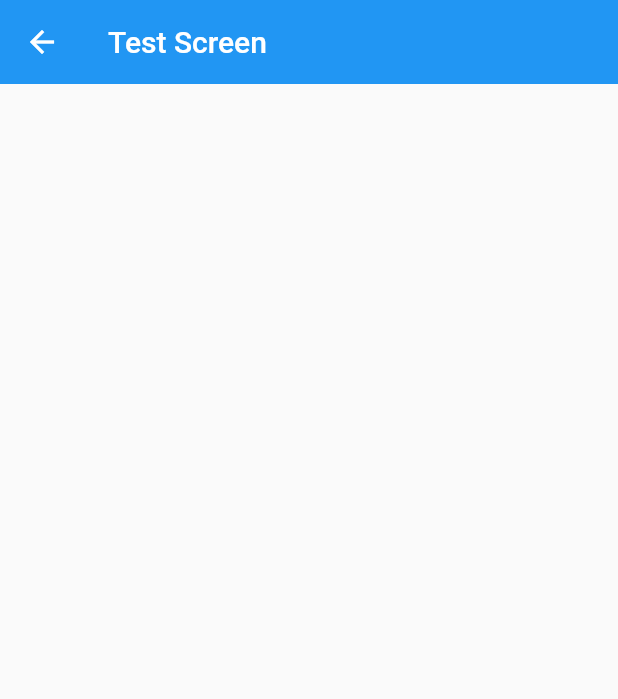
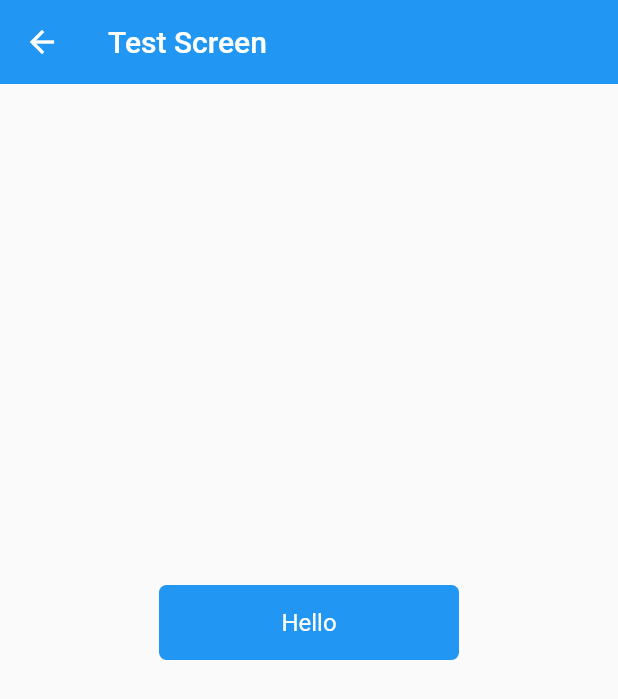
Before and after one commit to nqminh2417/flutter_practice, a Flutter app: the TestScreen screen opened directly, on a phone screen of 412 x 824 dp. Shown: the top 699 px of the screen. Run offline on Flutter 3.47's test engine with Material 2 defaults, Android fonts, the phone set to English and light mode, and no system bars; our stand-ins replace cloud_firestore, firebase_auth, firebase_core, flutter_html; missing offline and left inert: moment_dart; accounts and stored records are empty.

Commit message:
add radio button right, add more themes, fix switch themes

```diff
--- a/lib/screens/test_screen.dart
+++ b/lib/screens/test_screen.dart
@@ -1,5 +1,7 @@
 import 'package:flutter/material.dart';
-import 'package:flutter_practice/models/progress_summertime_saga.dart';
+import 'package:provider/provider.dart';
+
+import '../providers/theme_provider.dart';
 
 class TestScreen extends StatefulWidget {
   const TestScreen({super.key});
@@ -9,20 +11,47 @@ class TestScreen extends StatefulWidget {
 }
 
 class _TestScreenState extends State<TestScreen> {
-  ProgressSummertimeSaga? progressData;
+  late ThemeProvider themeProvider;
 
   @override
   void initState() {
     super.initState();
+    themeProvider = Provider.of<ThemeProvider>(context, listen: false);
   }
 
   @override
   Widget build(BuildContext context) {
+    themeProvider = Provider.of<ThemeProvider>(context);
     return Scaffold(
-        appBar: AppBar(
-          title: const Text('Test Screen'),
+      appBar: AppBar(
+        title: const Text('Test Screen'),
+      ),
+      body: Center(
+        child: Column(
+          mainAxisAlignment: MainAxisAlignment.center,
+          children: [
+            GestureDetector(
+              onTap: () {
+
+              },
+              child: Container(
+                decoration: BoxDecoration(
+                    color: Colors.blue, borderRadius: BorderRadius.circular(5)),
+                height: 50,
+                width: 200,
+                child: const Center(
+                    child: Text(
+                  "Hello",
+                  style: TextStyle(color: Colors.white, fontSize: 16),
+                )),
+              ),
+            ),
+            const SizedBox(
+              height: 50,
+            ),
+          ],
         ),
-        body: null,
-        );
+      ),
+    );
   }
 }
--- a/lib/utils/constants.dart
+++ b/lib/utils/constants.dart
@@ -1,3 +1,5 @@
+enum ThemeOption { light, dark, dimTwitter, nightTelegram }
+
 class Constants {
   static const String appName = "Flutter Demo";
 }
--- /dev/null
+++ b/lib/utils/themes.dart
@@ -0,0 +1,61 @@
+import 'package:flutter/material.dart';
+
+class AppThemes {
+  static final lightTheme = ThemeData.light().copyWith(
+    // Add any additional properties or overrides here
+    appBarTheme: const AppBarTheme(elevation: 0),
+    listTileTheme: const ListTileThemeData(
+        iconColor: Colors.black, textColor: Colors.black),
+    // Other theme properties...
+  );
+
+  static final darkTheme = ThemeData.dark().copyWith(
+    // Add any additional properties or overrides here
+    appBarTheme: const AppBarTheme(elevation: 0),
+    // Other theme properties...
+  );
+
+  static final dimTwitterTheme = ThemeData(
+    // Add any additional properties or overrides here
+    brightness: Brightness.dark,
+    // primaryColor: const Color(0xff16202a),
+    scaffoldBackgroundColor: const Color(0xff16202a),
+    appBarTheme: const AppBarTheme(
+      color: Color(0xff16202a),
+      elevation: 0,
+      iconTheme: IconThemeData(color: Colors.white),
+    ),
+    iconTheme: const IconThemeData(
+      color: Colors.white, // Set the desired color for icons
+    ),
+    drawerTheme: const DrawerThemeData(backgroundColor: Color(0xff16202a)),
+    bottomSheetTheme: const BottomSheetThemeData(
+      modalBackgroundColor: Color(0xff16202a),
+    ),
+    listTileTheme: const ListTileThemeData(
+        iconColor: Colors.white, textColor: Colors.white),
+    // Other theme properties...
+  );
+
+  static final nightTelegramTheme = ThemeData(
+    // Add any additional properties or overrides here
+    brightness: Brightness.dark,
+    // primaryColor: const Color(0xff1c242f),
+    scaffoldBackgroundColor: const Color(0xff1d2733),
+    appBarTheme: const AppBarTheme(
+      color: Color(0xff262e39),
+      elevation: 0,
+      iconTheme: IconThemeData(color: Colors.white),
+    ),
+    iconTheme: const IconThemeData(
+      color: Colors.white, // Set the desired color for icons
+    ),
+    drawerTheme: const DrawerThemeData(backgroundColor: Color(0xff1c242f)),
+    bottomSheetTheme: const BottomSheetThemeData(
+      modalBackgroundColor: Color(0xff1c242f),
+    ),
+    listTileTheme: const ListTileThemeData(
+        iconColor: Colors.white, textColor: Colors.white),
+    // Other theme properties...
+  );
+}
```
Also changed, not shown: lib/main.dart (+1 -9 lines), lib/providers/theme_provider.dart (+20 -4 lines), lib/utils/string_utils.dart (added, +41 -0 lines), lib/widgets/radio_button_right.dart (added, +43 -0 lines), lib/widgets/side_menu.dart (+94 -24 lines).
